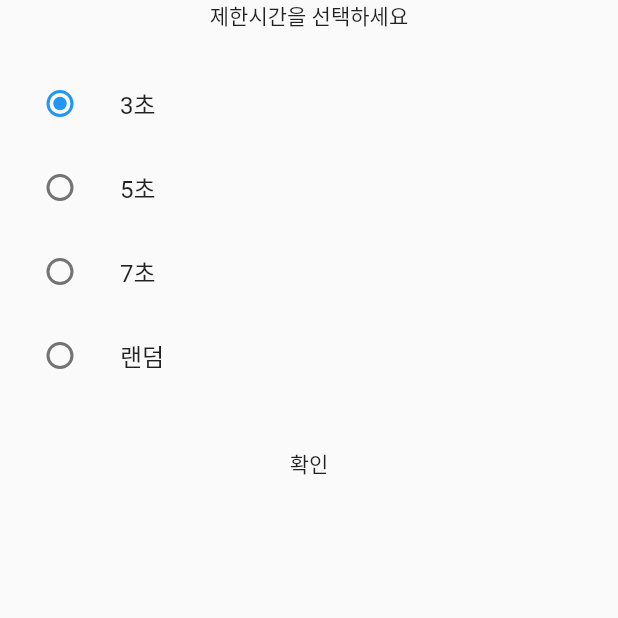
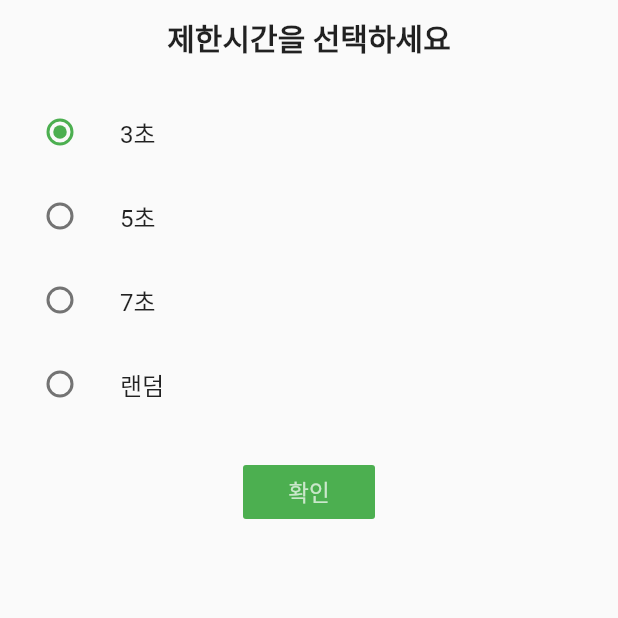
Before and after one commit to Ever2after/randomGame, a Flutter app: the ConsonantGameTimeSelectScreen screen opened by its route, on a phone screen of 412 x 824 dp, the top half of it. Run offline on Flutter 3.47's test engine with Material 2 defaults, Android fonts, the phone set to English and light mode, and no system bars; our stand-ins replace numberpicker; missing offline and left inert: flutter_spinning_wheel, noise_meter.

Commit message:
some design added

```diff
--- a/lib/games/consonant_game/consonant_game_time_select.dart
+++ b/lib/games/consonant_game/consonant_game_time_select.dart
@@ -1,15 +1,17 @@
 import 'package:flutter/material.dart';
 import 'consonant_game_screen.dart';
 
-enum TimeEnum { three, five, seven, randomTime}
+enum TimeEnum { three, five, seven, randomTime }
 
 class ConsonantGameTimeSelectScreen extends StatefulWidget {
   static const String id = 'consonant_game_time_select_screen';
   @override
-  _ConsonantGameTimeSelectScreenState createState() => _ConsonantGameTimeSelectScreenState();
+  _ConsonantGameTimeSelectScreenState createState() =>
+      _ConsonantGameTimeSelectScreenState();
 }
 
-class _ConsonantGameTimeSelectScreenState extends State<ConsonantGameTimeSelectScreen> {
+class _ConsonantGameTimeSelectScreenState
+    extends State<ConsonantGameTimeSelectScreen> {
   TimeEnum timeLimit = TimeEnum.three;
 
   @override
@@ -18,65 +20,49 @@ class _ConsonantGameTimeSelectScreenState extends State<ConsonantGameTimeSelectS
       body: SafeArea(
         child: Column(
           children: <Widget>[
-            Text('제한시간을 선택하세요'),
-            SizedBox(height: 20,),
-            ListTile(
-              title: Text('3초'),
+            SizedBox(
+              height: 10,
+            ),
+            Text(
+              '제한시간을 선택하세요',
+              style: TextStyle(fontSize: 20, fontWeight: FontWeight.bold),
+            ),
+            SizedBox(
+              height: 20,
+            ),
+            selectionTile('3초', TimeEnum.three),
+            selectionTile('5초', TimeEnum.five),
+            selectionTile('7초', TimeEnum.seven),
+            selectionTile('랜덤', TimeEnum.randomTime),
+            SizedBox(
+              height: 20,
+            ),
+            FlatButton(
+              child: Text(
+                  '확인',
+                style: TextStyle(fontSize: 15, color: Colors.white70),
+              ),
+              color: Colors.green,
+              onPressed: _showRule,
+            ),
+          ],
+        ),
+      ),
+    );
+  }
+
+  Widget selectionTile(String time, TimeEnum val) {
+    return ListTile(
+      title: Text(time),
       leading: Radio(
-                  value: TimeEnum.three,
+          activeColor: Colors.green,
+          value: val,
           groupValue: timeLimit,
           onChanged: (TimeEnum selectedTime) {
             setState(() {
               timeLimit = selectedTime;
             });
-                  }
-              ),
-            ),
-            ListTile(
-              title: Text('5초'),
-              leading: Radio(
-                  value: TimeEnum.five,
-                  groupValue: timeLimit,
-                  onChanged: (TimeEnum selectedTime) {
-                    setState(() {
-                      timeLimit = selectedTime;
-                    });
-                  }
-              ),
-            ),
-            ListTile(
-              title: Text('7초'),
-              leading: Radio(
-                  value: TimeEnum.seven,
-                  groupValue: timeLimit,
-                  onChanged: (TimeEnum selectedTime) {
-                    setState(() {
-                      timeLimit = selectedTime;
-                    });
-                  }
-              ),
-            ),
-            ListTile(
-              title: Text('랜덤'),
-              leading: Radio(
-                  value: TimeEnum.randomTime,
-                  groupValue: timeLimit,
-                  onChanged: (TimeEnum selectedTime) {
-                    setState(() {
-                      timeLimit = selectedTime;
-                    });
-                  }
-              ),
-            ),
-            SizedBox(height: 20,),
-            FlatButton(
-              child: Text('확인'),
-              onPressed: _showRule,
-
-            ),
-          ],
-        ),
-      ),
+          }),
     );
   }
 
@@ -91,7 +77,7 @@ class _ConsonantGameTimeSelectScreenState extends State<ConsonantGameTimeSelectS
       case TimeEnum.seven:
         return 7;
       case TimeEnum.randomTime:
-        return -1;  // consonant_game_screen에서 -1을 받으면 random시간으로 설정
+        return -1; // consonant_game_screen에서 -1을 받으면 random시간으로 설정
 
       default:
         return 3;
@@ -116,14 +102,15 @@ class _ConsonantGameTimeSelectScreenState extends State<ConsonantGameTimeSelectS
                   child: Text('확인'),
                   onPressed: () {
                     Navigator.of(context).pop();
-                Navigator.push(context, MaterialPageRoute(
-                    builder: (context) => ConsonantGameScreen(timeLimit: getTimeLimit(timeLimit),)
-                ));
+                    Navigator.push(
+                        context,
+                        MaterialPageRoute(
+                            builder: (context) => ConsonantGameScreen(
+                                  timeLimit: getTimeLimit(timeLimit),
+                                )));
                   },
                 )
               ],
             ));
   }
-
-
 }
--- a/lib/games/jurumarble/jurumarble.dart
+++ b/lib/games/jurumarble/jurumarble.dart
@@ -64,7 +64,6 @@ class _JuruMarbleState extends State<JuruMarble> {
       DeviceOrientation.landscapeLeft,
       DeviceOrientation.landscapeRight,
     ]); //화면을 landscape로 고정
-
 
     return SafeArea(child: LayoutBuilder(
         builder: (BuildContext context, BoxConstraints constraints) {
```
Lines whose indentation alone changed are shown as unchanged.
